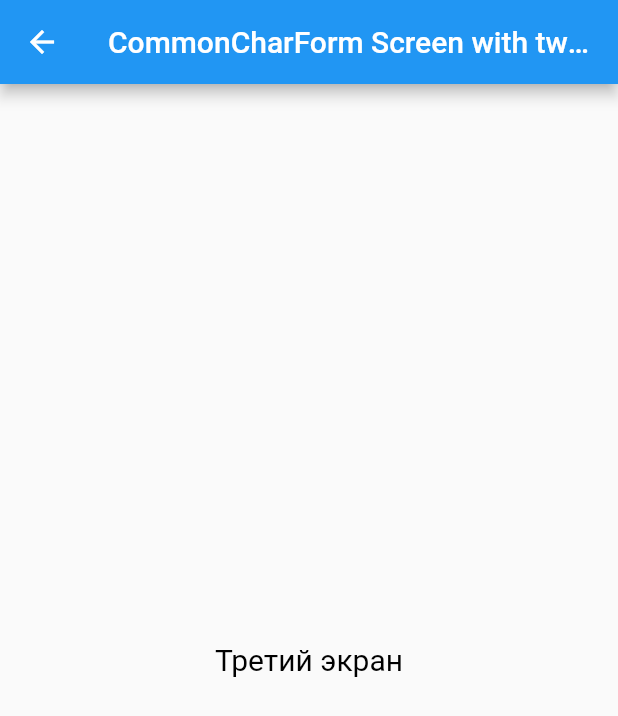
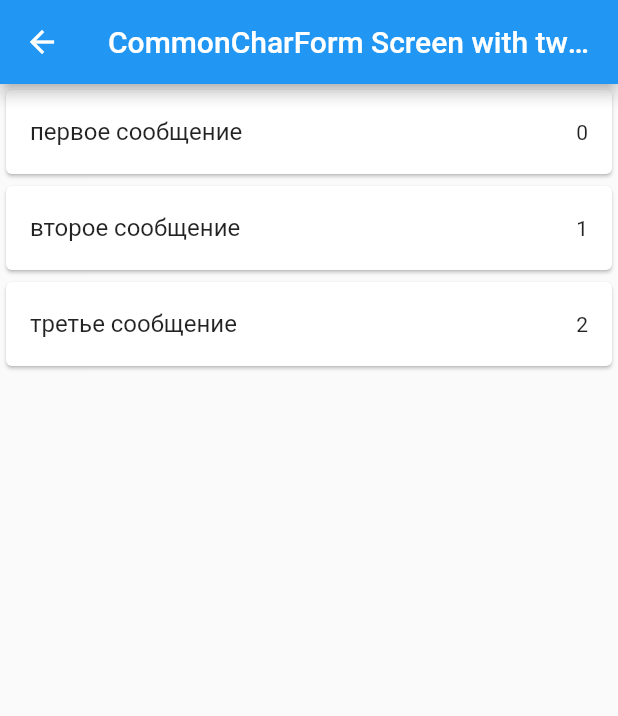
Before and after one commit to zhedunov/flatter20210905, a Flutter app: the screen it shows after launch, after a tap on "LOGIN", on a phone screen of 412 x 824 dp. Shown: the top 716 px of the screen. Run offline on Flutter 3.47's test engine with Material 2 defaults, Android fonts, the phone set to English and light mode, and no system bars.

Commit message:
Десктоп. добавил якобы вывод списка общих сообщений

```diff
--- a/lib/CommonChat/commonchat.dart
+++ b/lib/CommonChat/commonchat.dart
@@ -1,27 +1,45 @@
 import 'package:flutter/material.dart';
-import 'package:flutter/services.dart';
 
 class CommonChatList extends StatelessWidget {
   late String  _email;
   late String _password;
   final _sizeTextBlack = const TextStyle(fontSize: 20.0, color: Colors.black);
+  late List ChatMessages = [];
+
+  @override
+  void initState(){
+    this.initState();
+  }
 
   CommonChatList(String email, String password) {
     _email = email;
     _password = password;
+    //Добавить сюда чтение из источника
+    ChatMessages.addAll(['первое сообщение','второе сообщение','третье сообщение']);
   }
 
   @override
   Widget build(BuildContext context) {
     return new Scaffold(
         appBar: new AppBar(
-          title: new Text("CommonCharForm Screen with two recieved parameters"),
+          title: new Text("CommonCharForm Screen with two parameters and List"),
+          centerTitle: true,
         ),
-        body: new Center(
-          child: new Text(
-            "Третий экран",
-            style: _sizeTextBlack,
-          ),
-        ));
+        body: ListView.builder(
+          itemCount: ChatMessages.length,
+          itemBuilder: (BuildContext context, int index){
+            return Dismissible(
+              key: Key(ChatMessages[index]),
+              child: Card(
+                child: ListTile(
+                  title: Text(ChatMessages[index]),
+                  trailing: Text(index.toString())
+                ),
+              )
+
+            );
+          }
+        )
+    );
   }
 }
--- a/lib/main.dart
+++ b/lib/main.dart
@@ -34,7 +34,7 @@ class MyApp extends StatelessWidget {
                       style: _sizeTextBlack,
                       onSaved: (val) => _email = val!,
                       validator: (val) =>
-                      !val!.contains("@") ? 'Not a valid email.' : null,
+                      !val!.contains("@") ? 'Not a valid email.'    : null,
                     ),
                     width: 400.0,
                   ),
```
